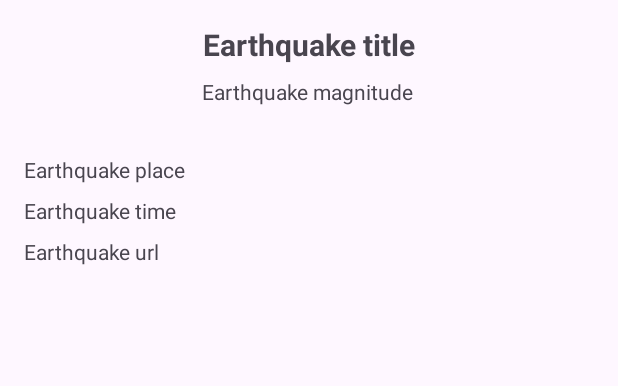
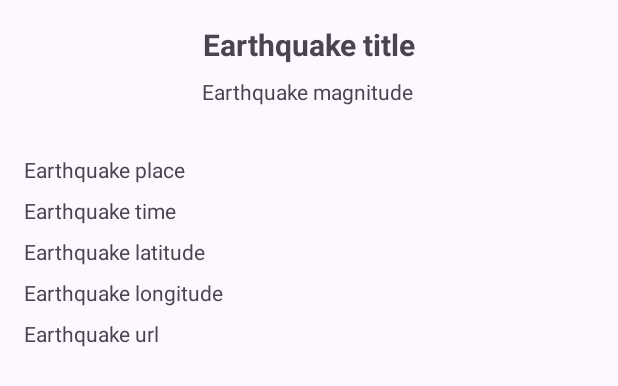
Before and after one commit to Manuesh/Earthquakes, an Android app: the layout activity_detail.xml on its own in the app's theme, with its tools: preview values and no code run, on a phone screen of 412 x 824 dp. Shown: the top 386 px of the screen. Run offline under Robolectric (Android 15) with nearby library versions, the phone set to English and light mode, and no system bars.

Commit message:
Earthquake detail page now displays also latitude and longitude. Edited the radius of KMs in which spawn tags and fixed their generation

```diff
--- a/app/src/main/java/it/serverbooster/app/earthquakes/MapFragment.java
+++ b/app/src/main/java/it/serverbooster/app/earthquakes/MapFragment.java
@@ -44,7 +44,7 @@ public class MapFragment extends Fragment implements OnMapReadyCallback, Locatio
 
     private Marker marker;
 
-    private List<Marker> markers = new ArrayList<>();
+    private List<Marker> earthquakeMarkers = new ArrayList<>();
 
     private List<Earthquake> earthquakes = new ArrayList<>();
 
@@ -144,6 +144,13 @@ public class MapFragment extends Fragment implements OnMapReadyCallback, Locatio
             marker.setPosition(currentPosition);
         }
 
+        if(!earthquakeMarkers.isEmpty()){
+            for (Marker marker : earthquakeMarkers) {
+                marker.remove();
+            }
+        }
+
+        earthquakeMarkers.clear();
 
         new Thread(() -> {
             if (!earthquakes.isEmpty()) {
@@ -152,7 +159,7 @@ public class MapFragment extends Fragment implements OnMapReadyCallback, Locatio
                     earthquakeLocation.setLatitude(earthquake.getLatitude());
                     earthquakeLocation.setLongitude(earthquake.getLongitude());
 
-                    if (earthquakeLocation.distanceTo(location) <= 200000) {
+                    if (earthquakeLocation.distanceTo(location) <= 100000) {
                         bounds.include(new LatLng(earthquake.getLatitude(), earthquake.getLongitude()));
                         createEarthquake(earthquake);
                     }
@@ -181,7 +188,7 @@ public class MapFragment extends Fragment implements OnMapReadyCallback, Locatio
         requireActivity().runOnUiThread(() -> {
             Marker marker = map.addMarker(options);
             marker.setTag(earthquake);
-            markers.add(marker);
+            earthquakeMarkers.add(marker);
         });
     }
 
--- a/app/src/main/res/layout/activity_detail.xml
+++ b/app/src/main/res/layout/activity_detail.xml
@@ -1,15 +1,15 @@
 <?xml version="1.0" encoding="utf-8"?>
 
-<layout>
+<layout xmlns:tools="http://schemas.android.com/tools"
+    xmlns:android="http://schemas.android.com/apk/res/android"
+    xmlns:app="http://schemas.android.com/apk/res-auto">
     <data>
         <variable
             name="earthquake"
             type="it.serverbooster.app.earthquakes.model.Earthquake" />
     </data>
 
-    <androidx.constraintlayout.widget.ConstraintLayout xmlns:android="http://schemas.android.com/apk/res/android"
-        xmlns:app="http://schemas.android.com/apk/res-auto"
-        xmlns:tools="http://schemas.android.com/tools"
+    <androidx.constraintlayout.widget.ConstraintLayout
         android:layout_width="match_parent"
         android:layout_height="match_parent">
 
@@ -71,6 +71,34 @@
             tools:text="Earthquake time" />
 
         <TextView
+            android:id="@+id/textEarthquakeLatitude"
+            android:layout_width="wrap_content"
+            android:layout_height="0dp"
+            android:layout_marginStart="16dp"
+            android:layout_marginTop="8dp"
+            android:layout_marginEnd="337dp"
+            android:text="@{earthquake.latitude.toString()}"
+            app:layout_constraintEnd_toEndOf="parent"
+            app:layout_constraintHorizontal_bias="0.0"
+            app:layout_constraintStart_toStartOf="parent"
+            app:layout_constraintTop_toBottomOf="@+id/textEarthquakeTime"
+            tools:text="Earthquake latitude" />
+
+        <TextView
+            android:id="@+id/textEarthquakeLongitude"
+            android:layout_width="wrap_content"
+            android:layout_height="0dp"
+            android:layout_marginStart="16dp"
+            android:layout_marginTop="8dp"
+            android:layout_marginEnd="337dp"
+            android:text="@{earthquake.longitude.toString()}"
+            app:layout_constraintEnd_toEndOf="parent"
+            app:layout_constraintHorizontal_bias="0.0"
+            app:layout_constraintStart_toStartOf="parent"
+            app:layout_constraintTop_toBottomOf="@+id/textEarthquakeLatitude"
+            tools:text="Earthquake longitude" />
+
+        <TextView
             android:id="@+id/textEarthquakeURL"
             android:layout_width="wrap_content"
             android:layout_height="0dp"
@@ -81,7 +109,7 @@
             app:layout_constraintEnd_toEndOf="parent"
             app:layout_constraintHorizontal_bias="0.0"
             app:layout_constraintStart_toStartOf="parent"
-            app:layout_constraintTop_toBottomOf="@+id/textEarthquakeTime"
+            app:layout_constraintTop_toBottomOf="@+id/textEarthquakeLongitude"
             tools:text="Earthquake url" />
     </androidx.constraintlayout.widget.ConstraintLayout>
 </layout>
```
